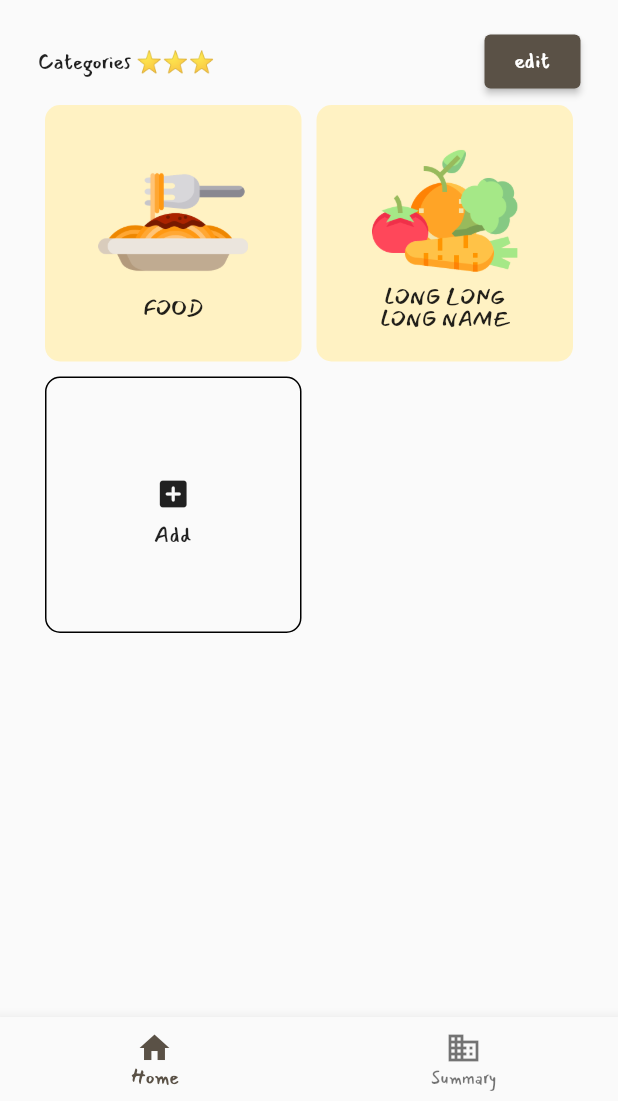
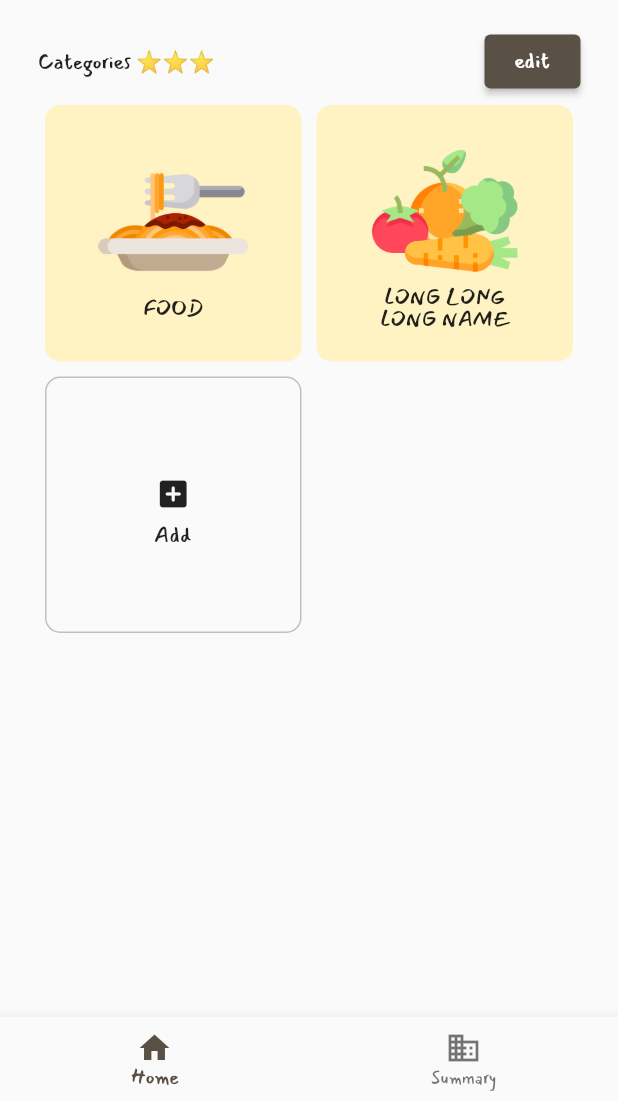
Before and after one commit to supawadee0789/money-daily, a Flutter app: the screen it shows after launch, on a phone screen of 412 x 824 dp, the part 135-1236 px from its top. Run offline on Flutter 3.47's test engine with Material 2 defaults, Android fonts, the phone set to English and light mode, and no system bars; our stand-ins replace bloc, flutter_bloc.

Commit message:
edit item type to enum

```diff
--- a/lib/addCategory/add_button.dart
+++ b/lib/addCategory/add_button.dart
@@ -12,7 +12,8 @@ class AddButton extends StatelessWidget {
         width: 100,
         height: 100,
         decoration: BoxDecoration(
-            border: Border.all(), borderRadius: BorderRadius.circular(10)),
+            border: Border.all(color: const Color.fromARGB(121, 144, 121, 112)),
+            borderRadius: BorderRadius.circular(10)),
         child: Center(
           child: Column(
             mainAxisSize: MainAxisSize.min,
--- a/lib/home/categoryItem/item.dart
+++ b/lib/home/categoryItem/item.dart
@@ -1,10 +1,12 @@
 import 'package:flutter/cupertino.dart';
 import 'package:flutter/material.dart';
+
+enum ItemType { income, expense }
 
 class Item {
   String name;
   String icon;
-  String type;
+  ItemType type;
   String? title = '';
   int? cost = 0;
   Color? color = const Color.fromARGB(255, 255, 242, 195);
--- a/lib/home/homeContent.dart
+++ b/lib/home/homeContent.dart
@@ -12,8 +12,11 @@ class HomeContent extends StatelessWidget {
   @override
   Widget build(BuildContext context) {
     var item = [
-      Item(name: 'food', icon: 'spaghetti', type: 'expense'),
-      Item(name: 'long long long name', icon: 'vegetable', type: 'expense')
+      Item(name: 'food', icon: 'spaghetti', type: ItemType.expense),
+      Item(
+          name: 'long long long name',
+          icon: 'vegetable',
+          type: ItemType.expense)
     ];
     return BlocListener<NavBloc, NavblocState>(
       listener: (context, state) {
```
